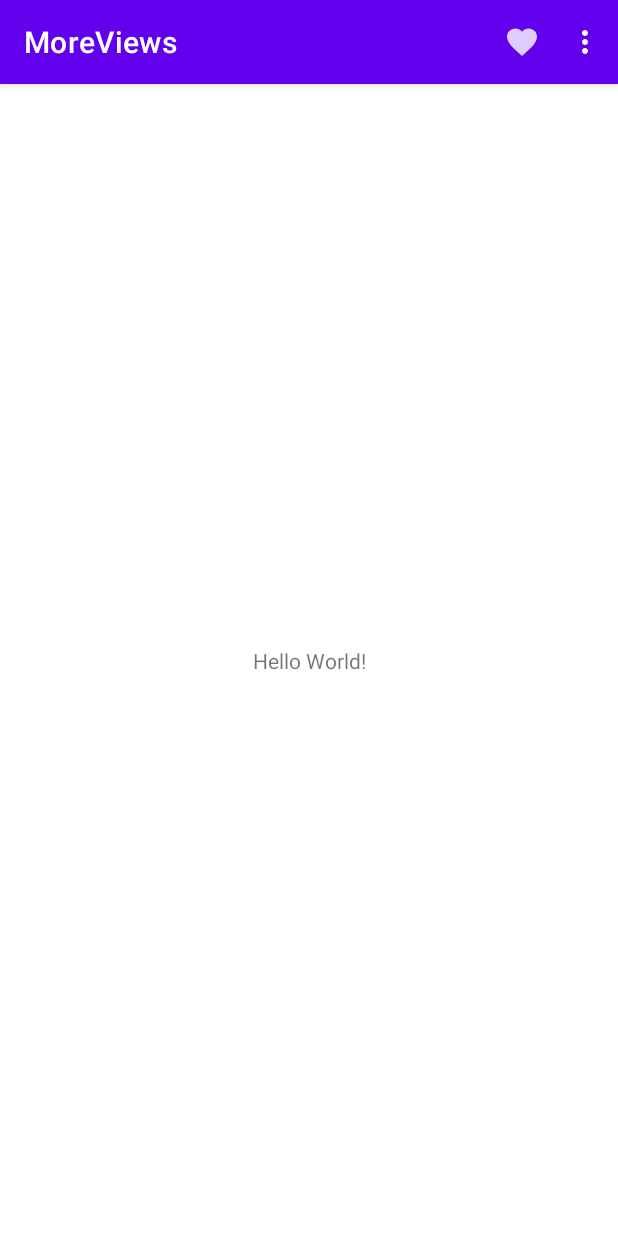
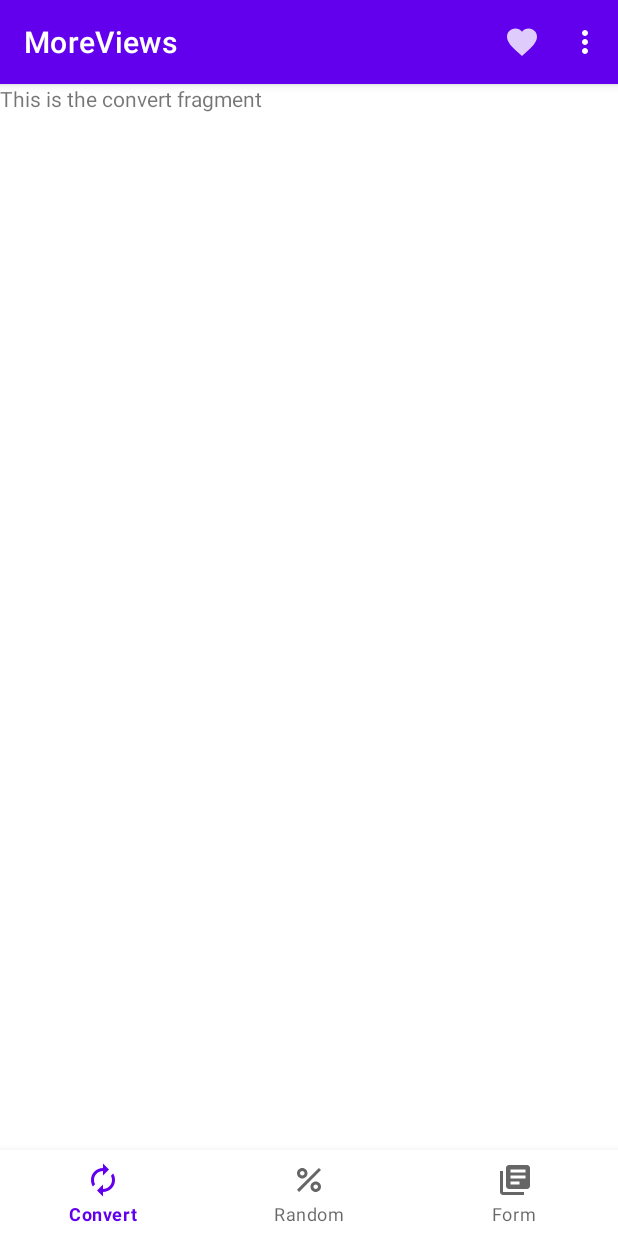
Before and after one commit to tejas-jadhav/MoreViews, an Android app: the screen it shows after launch (MainActivity), on a phone screen of 412 x 824 dp. Run offline under Robolectric (Android 15) with nearby library versions, the phone set to English and light mode, and no system bars.

Commit message:
Added bottom nav view

```diff
--- a/app/src/main/java/com/example/moreviews/ui/MainActivity.kt
+++ b/app/src/main/java/com/example/moreviews/ui/MainActivity.kt
@@ -5,9 +5,13 @@ import androidx.appcompat.app.AppCompatActivity
 import android.os.Bundle
 import android.view.Menu
 import android.view.MenuItem
+import androidx.fragment.app.Fragment
 import com.example.moreviews.R
 import com.example.moreviews.databinding.ActivityMainBinding
 import com.example.moreviews.ui.favorites.FavoritesActivity
+import com.example.moreviews.ui.main.ConvertFragment
+import com.example.moreviews.ui.main.FormFragment
+import com.example.moreviews.ui.main.RandomFragment
 import com.example.moreviews.ui.settings.SettingsActivity
 
 class MainActivity : AppCompatActivity() {
@@ -17,6 +21,22 @@ class MainActivity : AppCompatActivity() {
         super.onCreate(savedInstanceState)
         binding = ActivityMainBinding.inflate(layoutInflater)
         setContentView(binding.root)
+
+        val convertFragment = ConvertFragment()
+        val formFragment = FormFragment()
+        val randomFragment = RandomFragment()
+
+        setCurrentFragment(convertFragment)
+
+        binding.bottomNavigationView.setOnItemSelectedListener {
+            when (it.itemId) {
+                R.id.miForm -> setCurrentFragment(formFragment)
+                R.id.miConvert -> setCurrentFragment(convertFragment)
+                R.id.miRandom -> setCurrentFragment(randomFragment)
+            }
+            true
+        }
+
     }
 
     override fun onCreateOptionsMenu(menu: Menu): Boolean {
@@ -33,6 +53,13 @@ class MainActivity : AppCompatActivity() {
         return true
     }
 
+    private fun setCurrentFragment(fragment: Fragment) {
+        supportFragmentManager.beginTransaction().apply {
+            replace(R.id.flMain, fragment)
+            commit()
+        }
+    }
+
     private fun launchFavorites() {
         Intent(this, FavoritesActivity::class.java).apply {
             startActivity(this)
--- /dev/null
+++ b/app/src/main/java/com/example/moreviews/ui/main/ConvertFragment.kt
@@ -0,0 +1,20 @@
+package com.example.moreviews.ui.main
+
+import android.os.Bundle
+import androidx.fragment.app.Fragment
+import android.view.LayoutInflater
+import android.view.View
+import android.view.ViewGroup
+import com.example.moreviews.R
+import com.example.moreviews.databinding.FragmentConvertBinding
+
+
+class ConvertFragment : Fragment(R.layout.fragment_convert) {
+    private lateinit var binding: FragmentConvertBinding
+
+    override fun onViewCreated(view: View, savedInstanceState: Bundle?) {
+        super.onViewCreated(view, savedInstanceState)
+        binding = FragmentConvertBinding.bind(view)
+    }
+
+}
--- /dev/null
+++ b/app/src/main/java/com/example/moreviews/ui/main/FormFragment.kt
@@ -0,0 +1,17 @@
+package com.example.moreviews.ui.main
+
+import android.os.Bundle
+import android.view.View
+import androidx.fragment.app.Fragment
+import com.example.moreviews.R
+import com.example.moreviews.databinding.FragmentFormBinding
+
+class FormFragment : Fragment(R.layout.fragment_form) {
+    private lateinit var binding: FragmentFormBinding
+
+    override fun onViewCreated(view: View, savedInstanceState: Bundle?) {
+        super.onViewCreated(view, savedInstanceState)
+        binding = FragmentFormBinding.bind(view)
+    }
+
+}
--- /dev/null
+++ b/app/src/main/java/com/example/moreviews/ui/main/RandomFragment.kt
@@ -0,0 +1,20 @@
+package com.example.moreviews.ui.main
+
+import android.os.Bundle
+import androidx.fragment.app.Fragment
+import android.view.LayoutInflater
+import android.view.View
+import android.view.ViewGroup
+import com.example.moreviews.R
+import com.example.moreviews.databinding.FragmentRandomBinding
+
+
+class RandomFragment : Fragment(R.layout.fragment_random) {
+    private lateinit var binding: FragmentRandomBinding
+
+    override fun onViewCreated(view: View, savedInstanceState: Bundle?) {
+        super.onViewCreated(view, savedInstanceState)
+        binding = FragmentRandomBinding.bind(view)
+    }
+
+}
--- /dev/null
+++ b/app/src/main/res/drawable/ic_convert.xml
@@ -0,0 +1,5 @@
+<vector android:height="24dp" android:tint="#000000"
+    android:viewportHeight="24" android:viewportWidth="24"
+    android:width="24dp" xmlns:android="http://schemas.android.com/apk/res/android">
+    <path android:fillColor="@android:color/white" android:pathData="M12,6v3l4,-4 -4,-4v3c-4.42,0 -8,3.58 -8,8 0,1.57 0.46,3.03 1.24,4.26L6.7,14.8c-0.45,-0.83 -0.7,-1.79 -0.7,-2.8 0,-3.31 2.69,-6 6,-6zM18.76,7.74L17.3,9.2c0.44,0.84 0.7,1.79 0.7,2.8 0,3.31 -2.69,6 -6,6v-3l-4,4 4,4v-3c4.42,0 8,-3.58 8,-8 0,-1.57 -0.46,-3.03 -1.24,-4.26z"/>
+</vector>
--- /dev/null
+++ b/app/src/main/res/drawable/ic_form.xml
@@ -0,0 +1,5 @@
+<vector android:autoMirrored="true" android:height="24dp"
+    android:tint="#000000" android:viewportHeight="24"
+    android:viewportWidth="24" android:width="24dp" xmlns:android="http://schemas.android.com/apk/res/android">
+    <path android:fillColor="@android:color/white" android:pathData="M4,6L2,6v14c0,1.1 0.9,2 2,2h14v-2L4,20L4,6zM20,2L8,2c-1.1,0 -2,0.9 -2,2v12c0,1.1 0.9,2 2,2h12c1.1,0 2,-0.9 2,-2L22,4c0,-1.1 -0.9,-2 -2,-2zM19,11L9,11L9,9h10v2zM15,15L9,15v-2h6v2zM19,7L9,7L9,5h10v2z"/>
+</vector>
--- /dev/null
+++ b/app/src/main/res/drawable/ic_random.xml
@@ -0,0 +1,7 @@
+<vector android:height="24dp" android:tint="#000000"
+    android:viewportHeight="24" android:viewportWidth="24"
+    android:width="24dp" xmlns:android="http://schemas.android.com/apk/res/android">
+    <path android:fillColor="@android:color/white" android:pathData="M7.5,11C9.43,11 11,9.43 11,7.5S9.43,4 7.5,4S4,5.57 4,7.5S5.57,11 7.5,11zM7.5,6C8.33,6 9,6.67 9,7.5S8.33,9 7.5,9S6,8.33 6,7.5S6.67,6 7.5,6z"/>
+    <path android:fillColor="@android:color/white" android:pathData="M4.002,18.583l14.587,-14.587l1.414,1.414l-14.587,14.587z"/>
+    <path android:fillColor="@android:color/white" android:pathData="M16.5,13c-1.93,0 -3.5,1.57 -3.5,3.5s1.57,3.5 3.5,3.5s3.5,-1.57 3.5,-3.5S18.43,13 16.5,13zM16.5,18c-0.83,0 -1.5,-0.67 -1.5,-1.5s0.67,-1.5 1.5,-1.5s1.5,0.67 1.5,1.5S17.33,18 16.5,18z"/>
+</vector>
--- a/app/src/main/res/layout/activity_main.xml
+++ b/app/src/main/res/layout/activity_main.xml
@@ -6,13 +6,22 @@
     android:layout_height="match_parent"
     tools:context=".ui.MainActivity">
 
-    <TextView
-        android:layout_width="wrap_content"
-        android:layout_height="wrap_content"
-        android:text="Hello World!"
+    <FrameLayout
+        android:id="@+id/flMain"
+        android:layout_width="match_parent"
+        app:layout_constraintTop_toTopOf="parent"
+        app:layout_constraintLeft_toLeftOf="parent"
+        app:layout_constraintRight_toRightOf="parent"
+        app:layout_constraintBottom_toTopOf="@id/bottomNavigationView"
+        android:layout_height="0dp" />
+
+    <com.google.android.material.bottomnavigation.BottomNavigationView
+        android:id="@+id/bottomNavigationView"
+        android:layout_width="match_parent"
+        android:layout_height="57dp"
         app:layout_constraintBottom_toBottomOf="parent"
+        app:menu="@menu/bottom_nav_menu"
         app:layout_constraintEnd_toEndOf="parent"
-        app:layout_constraintStart_toStartOf="parent"
-        app:layout_constraintTop_toTopOf="parent" />
-
+        app:layout_constraintHorizontal_bias="0.5"
+        app:layout_constraintStart_toStartOf="parent" />
 </androidx.constraintlayout.widget.ConstraintLayout>
--- /dev/null
+++ b/app/src/main/res/layout/fragment_convert.xml
@@ -0,0 +1,14 @@
+<?xml version="1.0" encoding="utf-8"?>
+<FrameLayout xmlns:android="http://schemas.android.com/apk/res/android"
+    xmlns:tools="http://schemas.android.com/tools"
+    android:layout_width="match_parent"
+    android:layout_height="match_parent"
+    tools:context=".ui.main.ConvertFragment">
+
+    <!-- TODO: Update blank fragment layout -->
+    <TextView
+        android:layout_width="match_parent"
+        android:layout_height="match_parent"
+        android:text="This is the convert fragment" />
+
+</FrameLayout>
--- /dev/null
+++ b/app/src/main/res/layout/fragment_form.xml
@@ -0,0 +1,6 @@
+<?xml version="1.0" encoding="utf-8"?>
+<androidx.constraintlayout.widget.ConstraintLayout xmlns:android="http://schemas.android.com/apk/res/android"
+    android:layout_width="match_parent"
+    android:layout_height="match_parent">
+
+</androidx.constraintlayout.widget.ConstraintLayout>
--- /dev/null
+++ b/app/src/main/res/layout/fragment_random.xml
@@ -0,0 +1,14 @@
+<?xml version="1.0" encoding="utf-8"?>
+<FrameLayout xmlns:android="http://schemas.android.com/apk/res/android"
+    xmlns:tools="http://schemas.android.com/tools"
+    android:layout_width="match_parent"
+    android:layout_height="match_parent"
+    tools:context=".ui.main.RandomFragment">
+
+    <!-- TODO: Update blank fragment layout -->
+    <TextView
+        android:layout_width="match_parent"
+        android:layout_height="match_parent"
+        android:text="This is the random fragment" />
+
+</FrameLayout>
--- /dev/null
+++ b/app/src/main/res/menu/bottom_nav_menu.xml
@@ -0,0 +1,15 @@
+<?xml version="1.0" encoding="utf-8"?>
+<menu xmlns:android="http://schemas.android.com/apk/res/android">
+    <item
+        android:id="@+id/miConvert"
+        android:icon="@drawable/ic_convert"
+        android:title="Convert" />
+    <item
+        android:id="@+id/miRandom"
+        android:icon="@drawable/ic_random"
+        android:title="Random" />
+    <item
+        android:id="@+id/miForm"
+        android:icon="@drawable/ic_form"
+        android:title="Form" />
+</menu>
--- a/app/src/main/res/values/strings.xml
+++ b/app/src/main/res/values/strings.xml
@@ -1,3 +1,5 @@
 <resources>
     <string name="app_name">MoreViews</string>
+    <!-- TODO: Remove or change this placeholder text -->
+    <string name="hello_blank_fragment">Hello blank fragment</string>
 </resources>
```
Also changed, not shown: app/src/main/java/com/example/moreviews/ui/favorites/FavoritesActivity.kt (+8 -1 lines).
